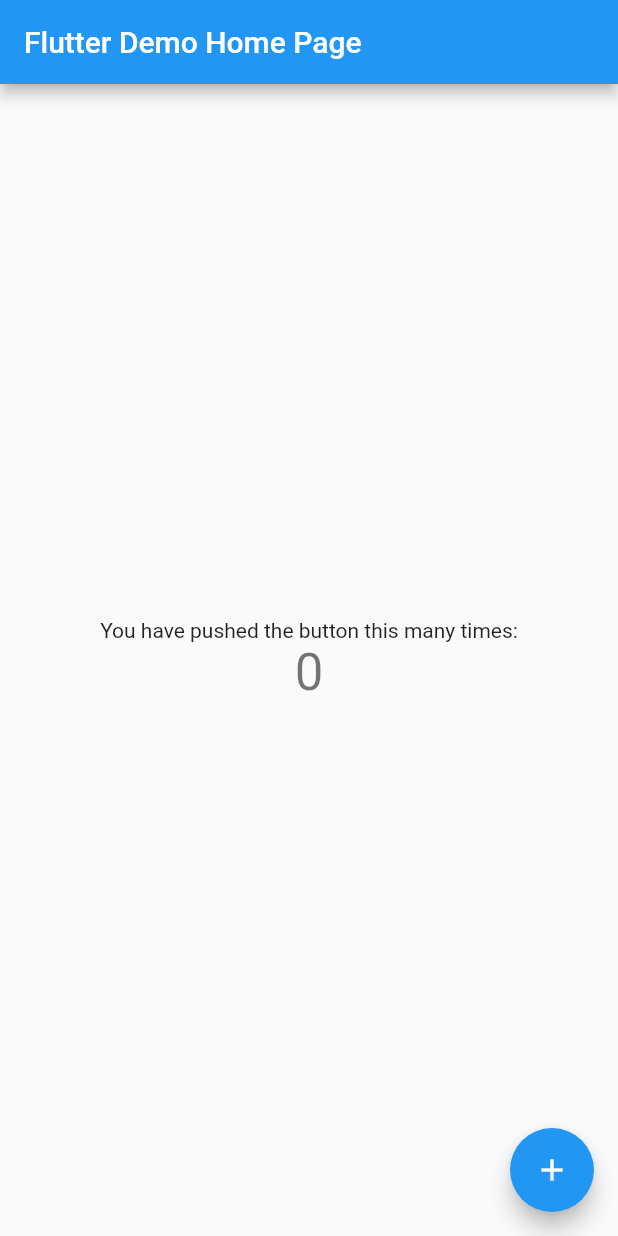
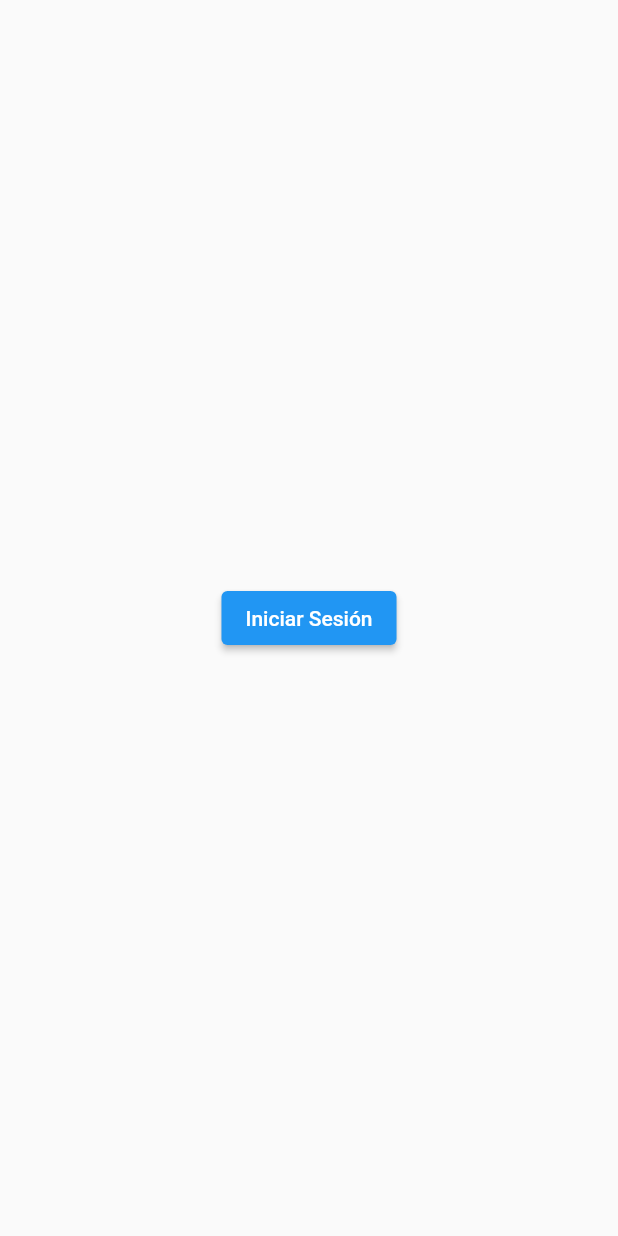
Before and after one commit to ErickLlerenas/smart_order, a Flutter app: the screen it shows after launch, on a phone screen of 412 x 824 dp. Run offline on Flutter 3.47's test engine with Material 2 defaults, Android fonts, the light colour scheme and no system bars.

Commit message:
created basic template

```diff
--- a/lib/main.dart
+++ b/lib/main.dart
@@ -1,8 +1,7 @@
 import 'package:flutter/material.dart';
+import 'package:smart_order/screens/login.dart';
 
-void main() {
-  runApp(const MyApp());
-}
+void main() => runApp(const MyApp());
 
 class MyApp extends StatelessWidget {
   const MyApp({Key? key}) : super(key: key);
@@ -10,106 +9,9 @@
   // This widget is the root of your application.
   @override
   Widget build(BuildContext context) {
-    return MaterialApp(
-      title: 'Flutter Demo',
-      theme: ThemeData(
-        // This is the theme of your application.
-        //
-        // Try running your application with "flutter run". You'll see the
-        // application has a blue toolbar. Then, without quitting the app, try
-        // changing the primarySwatch below to Colors.green and then invoke
-        // "hot reload" (press "r" in the console where you ran "flutter run",
-        // or simply save your changes to "hot reload" in a Flutter IDE).
-        // Notice that the counter didn't reset back to zero; the application
-        // is not restarted.
-        primarySwatch: Colors.blue,
-      ),
-      home: const MyHomePage(title: 'Flutter Demo Home Page'),
+    return const MaterialApp(
+      title: 'Smart Order',
+      home: Login(),
     );
   }
 }
-
-class MyHomePage extends StatefulWidget {
-  const MyHomePage({Key? key, required this.title}) : super(key: key);
-
-  // This widget is the home page of your application. It is stateful, meaning
-  // that it has a State object (defined below) that contains fields that affect
-  // how it looks.
-
-  // This class is the configuration for the state. It holds the values (in this
-  // case the title) provided by the parent (in this case the App widget) and
-  // used by the build method of the State. Fields in a Widget subclass are
-  // always marked "final".
-
-  final String title;
-
-  @override
-  State<MyHomePage> createState() => _MyHomePageState();
-}
-
-class _MyHomePageState extends State<MyHomePage> {
-  int _counter = 0;
-
-  void _incrementCounter() {
-    setState(() {
-      // This call to setState tells the Flutter framework that something has
-      // changed in this State, which causes it to rerun the build method below
-      // so that the display can reflect the updated values. If we changed
-      // _counter without calling setState(), then the build method would not be
-      // called again, and so nothing would appear to happen.
-      _counter++;
-    });
-  }
-
-  @override
-  Widget build(BuildContext context) {
-    // This method is rerun every time setState is called, for instance as done
-    // by the _incrementCounter method above.
-    //
-    // The Flutter framework has been optimized to make rerunning build methods
-    // fast, so that you can just rebuild anything that needs updating rather
-    // than having to individually change instances of widgets.
-    return Scaffold(
-      appBar: AppBar(
-        // Here we take the value from the MyHomePage object that was created by
-        // the App.build method, and use it to set our appbar title.
-        title: Text(widget.title),
-      ),
-      body: Center(
-        // Center is a layout widget. It takes a single child and positions it
-        // in the middle of the parent.
-        child: Column(
-          // Column is also a layout widget. It takes a list of children and
-          // arranges them vertically. By default, it sizes itself to fit its
-          // children horizontally, and tries to be as tall as its parent.
-          //
-          // Invoke "debug painting" (press "p" in the console, choose the
-          // "Toggle Debug Paint" action from the Flutter Inspector in Android
-          // Studio, or the "Toggle Debug Paint" command in Visual Studio Code)
-          // to see the wireframe for each widget.
-          //
-          // Column has various properties to control how it sizes itself and
-          // how it positions its children. Here we use mainAxisAlignment to
-          // center the children vertically; the main axis here is the vertical
-          // axis because Columns are vertical (the cross axis would be
-          // horizontal).
-          mainAxisAlignment: MainAxisAlignment.center,
-          children: <Widget>[
-            const Text(
-              'You have pushed the button this many times:',
-            ),
-            Text(
-              '$_counter',
-              style: Theme.of(context).textTheme.headline4,
-            ),
-          ],
-        ),
-      ),
-      floatingActionButton: FloatingActionButton(
-        onPressed: _incrementCounter,
-        tooltip: 'Increment',
-        child: const Icon(Icons.add),
-      ), // This trailing comma makes auto-formatting nicer for build methods.
-    );
-  }
-}
--- /dev/null
+++ b/lib/screens/login.dart
@@ -0,0 +1,20 @@
+import 'package:flutter/material.dart';
+import 'package:smart_order/screens/home.dart';
+
+class Login extends StatelessWidget {
+  const Login({Key? key}) : super(key: key);
+
+  @override
+  Widget build(BuildContext context) {
+    return Scaffold(
+      body: Center(
+          child: ElevatedButton(
+        onPressed: () {
+          Navigator.push(
+              context, MaterialPageRoute(builder: (_) => const Home()));
+        },
+        child: const Text("Iniciar Sesión"),
+      )),
+    );
+  }
+}
```
Also changed, not shown: lib/screens/home.dart (added, +66 -0 lines), lib/screens/home_menu.dart (added), lib/screens/map.dart (added), lib/screens/orders.dart (added), lib/screens/profile.dart (added).
